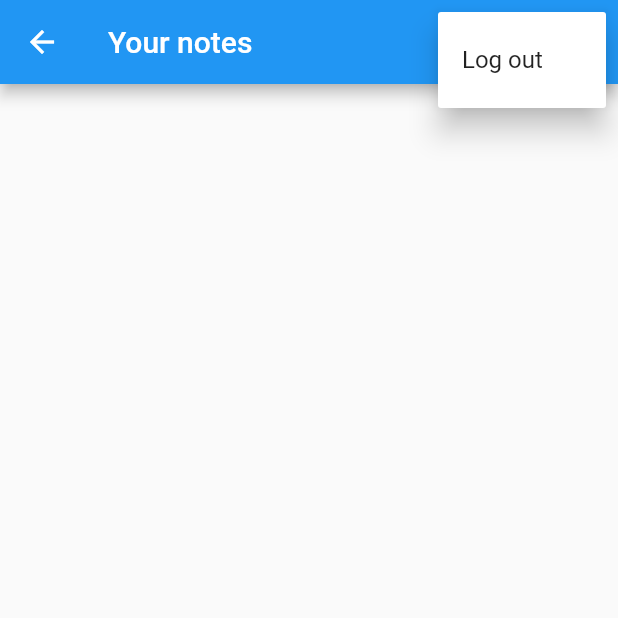
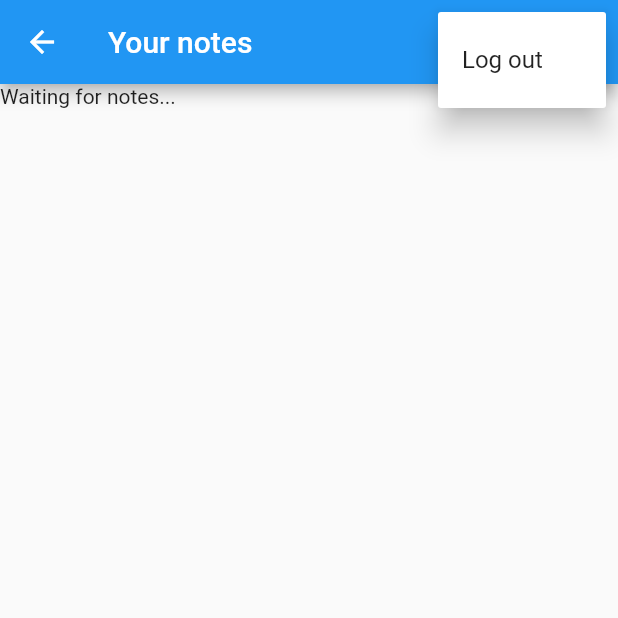
Before and after one commit to codeferreira/notest, a Flutter app: the NotesView screen opened by its route, after a tap on the "more vert" icon, on a phone screen of 412 x 824 dp, the top half of it. Run offline on Flutter 3.47's test engine with Material 2 defaults, Android fonts, the phone set to English and light mode, and no system bars; our stand-ins replace firebase_auth, firebase_core, flutter_dotenv, sqflite; accounts and stored records are empty.

Commit message:
feat: add stream build for notes list view

```diff
--- a/lib/views/notes_view.dart
+++ b/lib/views/notes_view.dart
@@ -2,6 +2,7 @@ import 'package:flutter/material.dart';
 import 'package:notest/constants/routes.dart';
 import 'package:notest/enums/menu_action.dart';
 import 'package:notest/services/auth/auth_service.dart';
+import 'package:notest/services/crud/notes_service.dart';
 
 class NotesView extends StatefulWidget {
   const NotesView({super.key});
@@ -11,6 +12,21 @@ class NotesView extends StatefulWidget {
 }
 
 class _NotesViewState extends State<NotesView> {
+  late final NotesService _notesService;
+  String get userEmail => AuthService.firebase().currentUser!.email!;
+
+  @override
+  void initState() {
+    _notesService = NotesService();
+    super.initState();
+  }
+
+  @override
+  void dispose() {
+    _notesService.close();
+    super.dispose();
+  }
+
   @override
   Widget build(BuildContext context) {
     return Scaffold(
@@ -46,7 +62,31 @@ class _NotesViewState extends State<NotesView> {
           )
         ],
       ),
-      body: Container(),
+      body: FutureBuilder(
+        future: _notesService.getOrCreateUser(email: userEmail),
+        builder: (context, snapshot) {
+          switch (snapshot.connectionState) {
+            case ConnectionState.done:
+              return StreamBuilder(
+                stream: _notesService.allNotes,
+                builder: (context, snapshot) {
+                  switch (snapshot.connectionState) {
+                    case ConnectionState.waiting:
+                      return const Text('Waiting for notes...');
+
+                    case ConnectionState.done:
+                      return const Text('Notes');
+
+                    default:
+                      return const CircularProgressIndicator();
+                  }
+                },
+              );
+            default:
+              return const CircularProgressIndicator();
+          }
+        },
+      ),
     );
   }
 }
```
